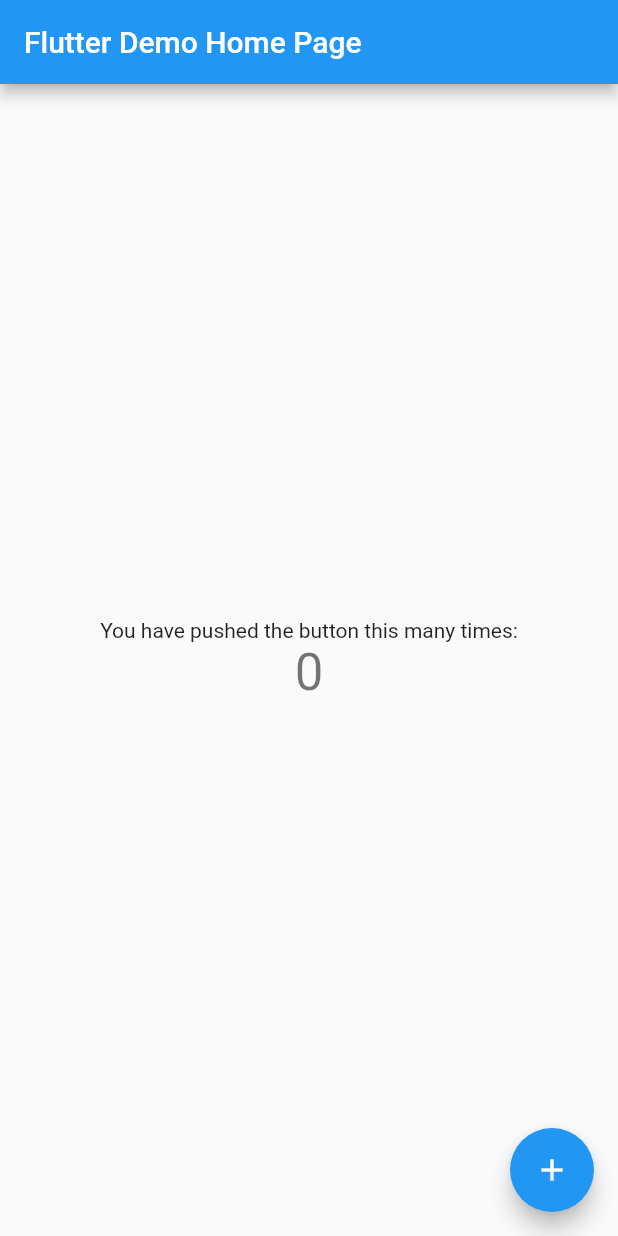
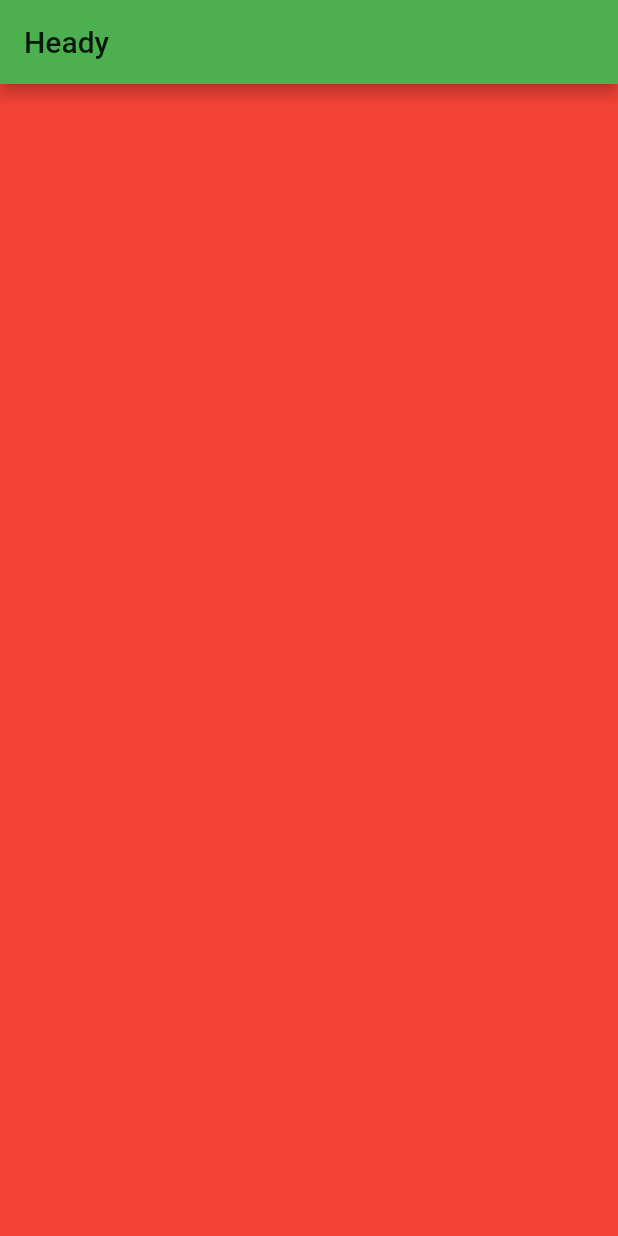
Before and after one commit to rajeevjaiswal/heady_assessment, a Flutter app: the screen it shows after launch, on a phone screen of 412 x 824 dp. Run offline on Flutter 3.47's test engine with Material 2 defaults, Android fonts, the phone set to English and light mode, and no system bars.

```diff
--- /dev/null
+++ b/lib/constants/app_theme.dart
@@ -0,0 +1,7 @@
+import 'package:flutter/material.dart';
+
+final ThemeData themeData = new ThemeData(
+    brightness: Brightness.light,
+    primarySwatch: Colors.green,
+    primaryColorBrightness: Brightness.light,
+    accentColorBrightness: Brightness.light);
--- a/lib/main.dart
+++ b/lib/main.dart
@@ -1,4 +1,6 @@
 import 'package:flutter/material.dart';
+import 'package:heady/constants/app_theme.dart';
+import 'package:heady/ui/home/home_page.dart';
 
 void main() {
   runApp(MyApp());
@@ -9,109 +11,9 @@ class MyApp extends StatelessWidget {
   @override
   Widget build(BuildContext context) {
     return MaterialApp(
-      title: 'Flutter Demo',
-      theme: ThemeData(
-        // This is the theme of your application.
-        //
-        // Try running your application with "flutter run". You'll see the
-        // application has a blue toolbar. Then, without quitting the app, try
-        // changing the primarySwatch below to Colors.green and then invoke
-        // "hot reload" (press "r" in the console where you ran "flutter run",
-        // or simply save your changes to "hot reload" in a Flutter IDE).
-        // Notice that the counter didn't reset back to zero; the application
-        // is not restarted.
-        primarySwatch: Colors.blue,
-        // This makes the visual density adapt to the platform that you run
-        // the app on. For desktop platforms, the controls will be smaller and
-        // closer together (more dense) than on mobile platforms.
-        visualDensity: VisualDensity.adaptivePlatformDensity,
-      ),
-      home: MyHomePage(title: 'Flutter Demo Home Page'),
+      title: 'Heady',
+      theme: themeData,
+      home: MyHomePage(),
     );
   }
 }
-
-class MyHomePage extends StatefulWidget {
-  MyHomePage({Key key, this.title}) : super(key: key);
-
-  // This widget is the home page of your application. It is stateful, meaning
-  // that it has a State object (defined below) that contains fields that affect
-  // how it looks.
-
-  // This class is the configuration for the state. It holds the values (in this
-  // case the title) provided by the parent (in this case the App widget) and
-  // used by the build method of the State. Fields in a Widget subclass are
-  // always marked "final".
-
-  final String title;
-
-  @override
-  _MyHomePageState createState() => _MyHomePageState();
-}
-
-class _MyHomePageState extends State<MyHomePage> {
-  int _counter = 0;
-
-  void _incrementCounter() {
-    setState(() {
-      // This call to setState tells the Flutter framework that something has
-      // changed in this State, which causes it to rerun the build method below
-      // so that the display can reflect the updated values. If we changed
-      // _counter without calling setState(), then the build method would not be
-      // called again, and so nothing would appear to happen.
-      _counter++;
-    });
-  }
-
-  @override
-  Widget build(BuildContext context) {
-    // This method is rerun every time setState is called, for instance as done
-    // by the _incrementCounter method above.
-    //
-    // The Flutter framework has been optimized to make rerunning build methods
-    // fast, so that you can just rebuild anything that needs updating rather
-    // than having to individually change instances of widgets.
-    return Scaffold(
-      appBar: AppBar(
-        // Here we take the value from the MyHomePage object that was created by
-        // the App.build method, and use it to set our appbar title.
-        title: Text(widget.title),
-      ),
-      body: Center(
-        // Center is a layout widget. It takes a single child and positions it
-        // in the middle of the parent.
-        child: Column(
-          // Column is also a layout widget. It takes a list of children and
-          // arranges them vertically. By default, it sizes itself to fit its
-          // children horizontally, and tries to be as tall as its parent.
-          //
-          // Invoke "debug painting" (press "p" in the console, choose the
-          // "Toggle Debug Paint" action from the Flutter Inspector in Android
-          // Studio, or the "Toggle Debug Paint" command in Visual Studio Code)
-          // to see the wireframe for each widget.
-          //
-          // Column has various properties to control how it sizes itself and
-          // how it positions its children. Here we use mainAxisAlignment to
-          // center the children vertically; the main axis here is the vertical
-          // axis because Columns are vertical (the cross axis would be
-          // horizontal).
-          mainAxisAlignment: MainAxisAlignment.center,
-          children: <Widget>[
-            Text(
-              'You have pushed the button this many times:',
-            ),
-            Text(
-              '$_counter',
-              style: Theme.of(context).textTheme.headline4,
-            ),
-          ],
-        ),
-      ),
-      floatingActionButton: FloatingActionButton(
-        onPressed: _incrementCounter,
-        tooltip: 'Increment',
-        child: Icon(Icons.add),
-      ), // This trailing comma makes auto-formatting nicer for build methods.
-    );
-  }
-}
--- /dev/null
+++ b/lib/ui/home/home_page.dart
@@ -0,0 +1,22 @@
+import 'package:flutter/material.dart';
+
+class MyHomePage extends StatefulWidget {
+  @override
+  _MyHomePageState createState() => _MyHomePageState();
+}
+
+class _MyHomePageState extends State<MyHomePage> {
+  @override
+  Widget build(BuildContext context) {
+    return Scaffold(
+      appBar: AppBar(
+        // Here we take the value from the MyHomePage object that was created by
+        // the App.build method, and use it to set our appbar title.
+        title: Text("Heady"),
+      ),
+      body: Container(
+        color: Colors.red,
+      ), // This trailing comma makes auto-formatting nicer for build methods.
+    );
+  }
+}
```
Also changed, not shown: pubspec.yaml (+31 -4 lines).
